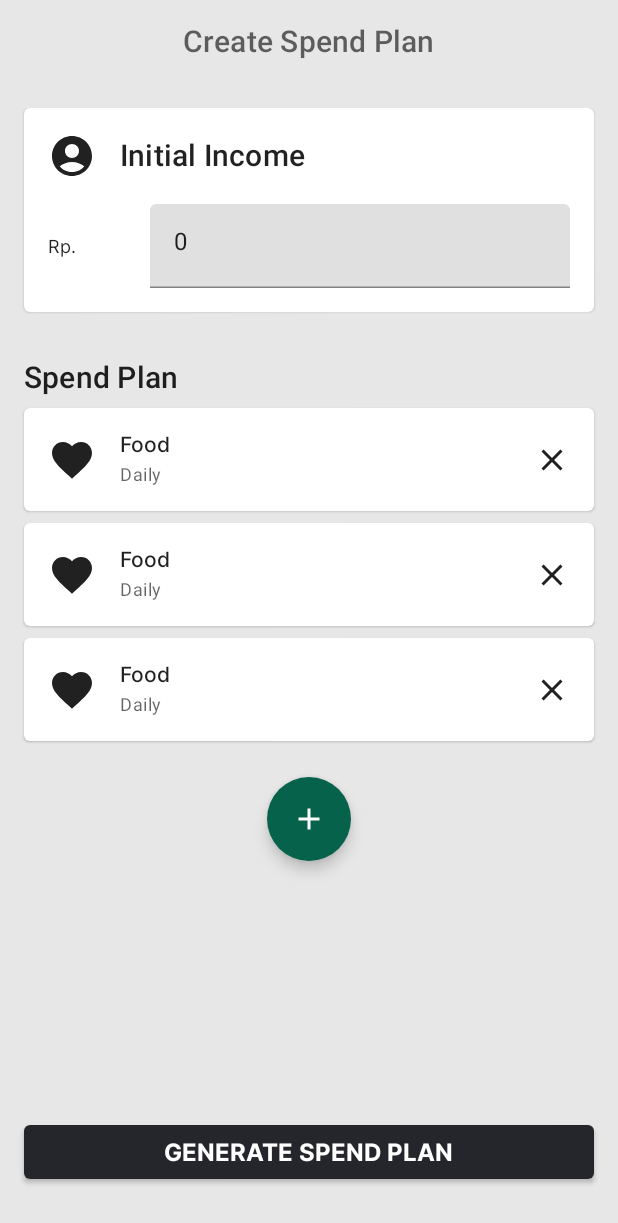
After one commit to BudgetInCapstone/AndroidDevelopment, an Android app built with Jetpack Compose: the composable AddPlanScreen shown on its own in the app's theme, on a phone screen of 412 x 824 dp. The commit adds this screen. Shown: the top 1223 px of the screen. Run offline under Robolectric (Android 15) with nearby library versions, the phone set to English and light mode, and no system bars.

Commit message:
recommend and addplan

```diff
--- /dev/null
+++ b/app/src/main/java/com/bangkit/budgetin/ui/screen/addplan/AddPlanScreen.kt
@@ -0,0 +1,168 @@
+package com.bangkit.budgetin.ui.screen.addplan
+
+import android.annotation.SuppressLint
+import androidx.compose.foundation.layout.Box
+import androidx.compose.foundation.layout.Column
+import androidx.compose.foundation.layout.Row
+import androidx.compose.foundation.layout.Spacer
+import androidx.compose.foundation.layout.fillMaxSize
+import androidx.compose.foundation.layout.fillMaxWidth
+import androidx.compose.foundation.layout.height
+import androidx.compose.foundation.layout.padding
+import androidx.compose.foundation.layout.size
+import androidx.compose.foundation.rememberScrollState
+import androidx.compose.foundation.verticalScroll
+import androidx.compose.material.Button
+import androidx.compose.material.Card
+import androidx.compose.material.FloatingActionButton
+import androidx.compose.material.Icon
+import androidx.compose.material.IconButton
+import androidx.compose.material.MaterialTheme
+import androidx.compose.material.Scaffold
+import androidx.compose.material.Text
+import androidx.compose.material.TextField
+import androidx.compose.material.icons.Icons
+import androidx.compose.material.icons.filled.AccountCircle
+import androidx.compose.material.icons.filled.Add
+import androidx.compose.material.icons.filled.Close
+import androidx.compose.material.icons.filled.Favorite
+import androidx.compose.runtime.Composable
+import androidx.compose.ui.Alignment
+import androidx.compose.ui.Modifier
+import androidx.compose.ui.text.TextStyle
+import androidx.compose.ui.tooling.preview.Preview
+import androidx.compose.ui.unit.dp
+import androidx.compose.ui.unit.sp
+
+@SuppressLint("UnusedMaterialScaffoldPaddingParameter")
+@Composable
+fun AddPlanScreen() {
+    Scaffold(
+        topBar = { AppBar(title = "Create Spend Plan") },
+        content = { CreateSpendPlanContent() }
+    )
+}
+
+@Composable
+fun CreateSpendPlanContent() {
+    Column(
+        modifier = Modifier
+            .fillMaxSize()
+            .padding(16.dp)
+    ) {
+        Box(
+            modifier = Modifier.weight(1f)
+        ) {
+            Column(Modifier.verticalScroll(rememberScrollState())) {
+                Card(
+                    modifier = Modifier
+                        .fillMaxWidth()
+                        .padding(bottom = 16.dp)
+                ) {
+                    Column(Modifier.padding(16.dp)) {
+                        Row(verticalAlignment = Alignment.CenterVertically) {
+                            Icon(
+                                Icons.Default.AccountCircle,
+                                contentDescription = "Initial Income Icon",
+                                modifier = Modifier.size(32.dp)
+                            )
+                            Text(
+                                text = "Initial Income",
+                                style = MaterialTheme.typography.h6,
+                                modifier = Modifier.padding(start = 16.dp)
+                            )
+                        }
+                        Spacer(modifier = Modifier.height(16.dp))
+                        Box(modifier = Modifier.fillMaxWidth()) {
+                            Text(
+                                text = "Rp.",
+                                modifier = Modifier.align(Alignment.CenterStart)
+                            )
+                            TextField(
+                                value = "0",
+                                onValueChange = { /* Handle budget input */ },
+                                modifier = Modifier
+                                    .align(Alignment.CenterEnd)
+                                    .padding(start = 8.dp),
+                                textStyle = TextStyle(fontSize = 16.sp)
+                            )
+                        }
+                    }
+                }
+                Text(
+                    text = "Spend Plan",
+                    style = MaterialTheme.typography.h6,
+                    modifier = Modifier.padding(top = 16.dp, bottom = 8.dp)
+                )
+                // Add code for rendering spent plan cards here
+                repeat(3) {
+                    SpendPlanCard()
+                }
+                FloatingActionButton(
+                    onClick = { /* Handle adding a spent plan */ },
+                    modifier = Modifier.align(Alignment.CenterHorizontally).padding(top = 16.dp, bottom = 32.dp)
+                ) {
+                    Icon(Icons.Default.Add, contentDescription = "Add Spent Plan")
+                }
+            }
+        }
+        Button(
+            onClick = { /* Handle generating spend plan */ },
+            modifier = Modifier
+                .fillMaxWidth()
+                .padding(bottom = 16.dp)
+        ) {
+            Text(text = "GENERATE SPEND PLAN")
+        }
+    }
+}
+
+@Composable
+fun SpendPlanCard() {
+    Card(
+        modifier = Modifier
+            .fillMaxWidth()
+            .padding(bottom = 8.dp)
+    ) {
+        Row(
+            verticalAlignment = Alignment.CenterVertically,
+            modifier = Modifier.padding(16.dp)
+        ) {
+            Icon(
+                Icons.Default.Favorite,
+                contentDescription = "Expense Icon",
+                modifier = Modifier.size(32.dp)
+            )
+            Column(modifier = Modifier.padding(start = 16.dp)) {
+                Text(
+                    text = "Food",
+                    style = MaterialTheme.typography.subtitle1
+                )
+                Text(
+                    text = "Daily",
+                    style = MaterialTheme.typography.caption,
+                    color = MaterialTheme.colors.onSurface.copy(alpha = 0.6f),
+                    modifier = Modifier.padding(top = 4.dp)
+                )
+            }
+            Spacer(modifier = Modifier.weight(1f))
+            IconButton(
+                onClick = { /* Handle remove spend plan */ },
+                modifier = Modifier.size(24.dp)
+            ) {
+                Icon(
+                    Icons.Default.Close,
+                    contentDescription = "Remove Spend Plan",
+                    modifier = Modifier.size(24.dp)
+                )
+            }
+        }
+    }
+}
+
+@Preview(showBackground = true)
+@Composable
+fun AddPlanScreenPreview() {
+    AddPlanScreen()
+
+}
--- /dev/null
+++ b/app/src/main/java/com/bangkit/budgetin/ui/screen/addplan/AppBar.kt
@@ -0,0 +1,31 @@
+package com.bangkit.budgetin.ui.screen.addplan
+
+import androidx.compose.foundation.layout.Box
+import androidx.compose.foundation.layout.fillMaxSize
+import androidx.compose.material.MaterialTheme
+import androidx.compose.material.Text
+import androidx.compose.material.TopAppBar
+import androidx.compose.runtime.Composable
+import androidx.compose.ui.Alignment
+import androidx.compose.ui.Modifier
+import androidx.compose.ui.graphics.Color
+import androidx.compose.ui.unit.dp
+
+@Composable
+fun AppBar(title: String) {
+    TopAppBar(
+        backgroundColor = Color.Transparent,
+        elevation = 0.dp,
+    ) {
+        Box(
+            modifier = Modifier.fillMaxSize(),
+            contentAlignment = Alignment.Center
+        ) {
+            Text(
+                text = title,
+                style = MaterialTheme.typography.h6,
+                modifier = Modifier.align(Alignment.Center)
+            )
+        }
+    }
+}
```
Also changed, not shown: app/src/main/java/com/bangkit/budgetin/ui/screen/recommend/RecommendedPlanScreen.kt (added, +349 -0 lines), app/src/main/res/values/strings.xml (+11 -0 lines), app/src/main/res/drawable/menu1.png (added).
